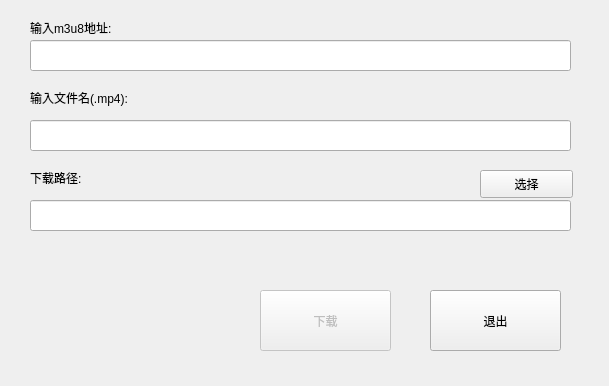
First picture: the form in downloader.ui, repository lighting-Sky/Sky-Downloader, before the edit.
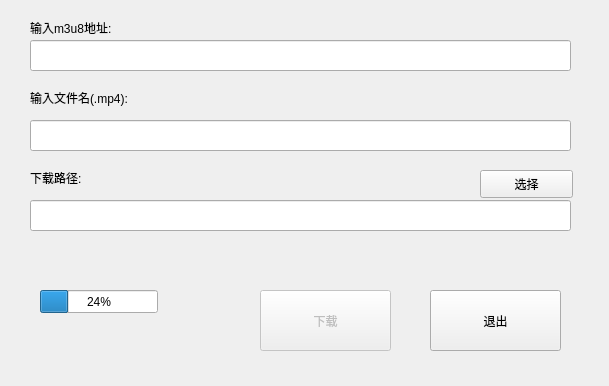
Second picture: the form after the edit.

Commit message: skyDownloader-添加进度条

What changed in the file:
```diff
--- a/downloader.ui
+++ b/downloader.ui
@@ -128,8 +128,8 @@
    <property name="geometry">
     <rect>
      <x>30</x>
-     <y>260</y>
-     <width>141</width>
+     <y>250</y>
+     <width>531</width>
      <height>16</height>
     </rect>
    </property>
@@ -137,6 +137,19 @@
     <string/>
    </property>
   </widget>
+  <widget class="QProgressBar" name="progressBar">
+   <property name="geometry">
+    <rect>
+     <x>40</x>
+     <y>290</y>
+     <width>118</width>
+     <height>23</height>
+    </rect>
+   </property>
+   <property name="value">
+    <number>24</number>
+   </property>
+  </widget>
  </widget>
  <resources/>
  <connections>
```
The commit also changes 7 other files.
